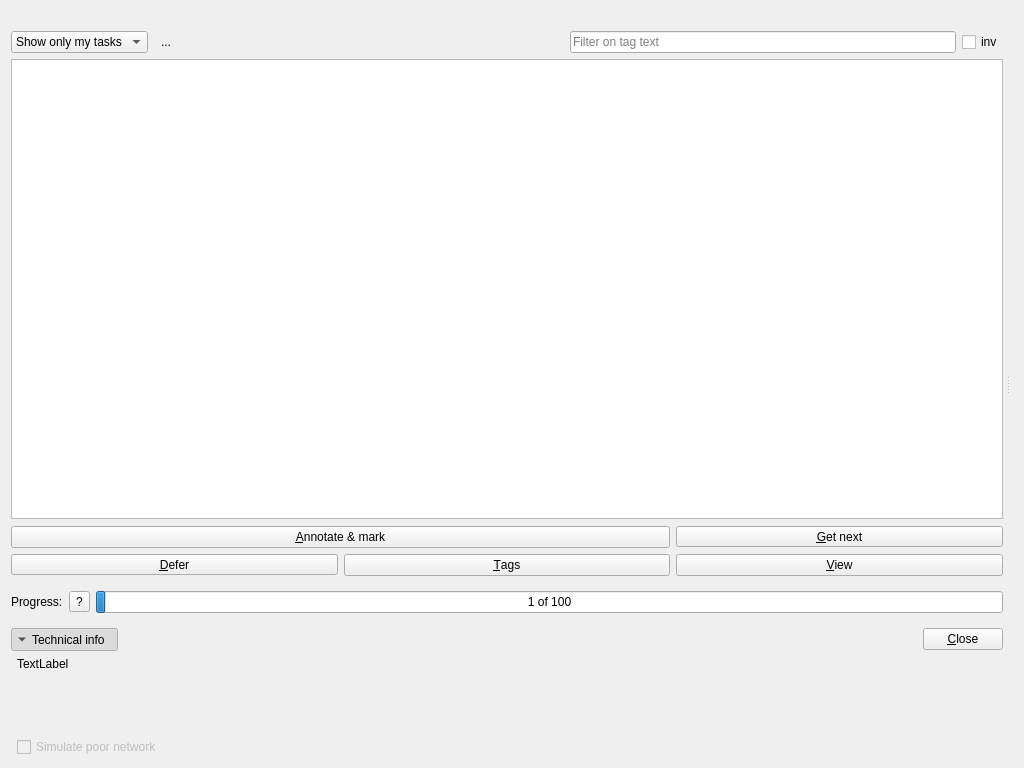
Before: the Qt Designer form plomclient/client/ui_files/marker.ui in plomgrading/plom-client, drawn with Qt 5.
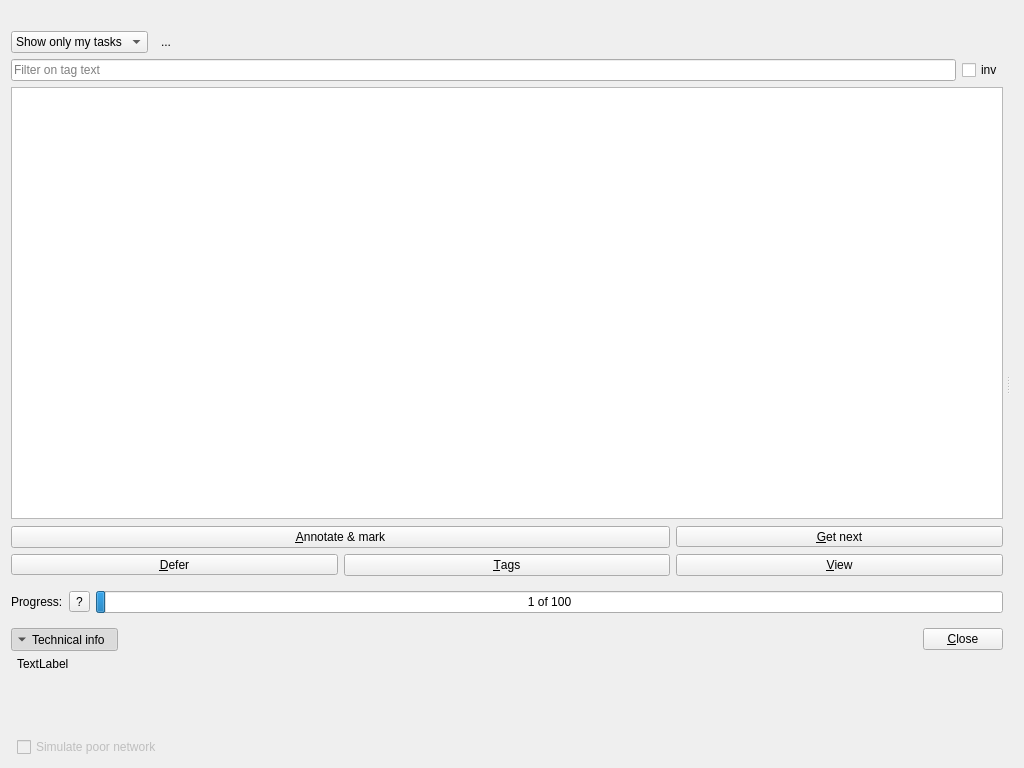
After: the same form once the commit is applied. Custom widgets are drawn as their Qt base class.

Commit message: Marker: narrower right-hand panel

```diff
--- a/plomclient/client/ui_files/marker.ui
+++ b/plomclient/client/ui_files/marker.ui
@@ -135,6 +135,24 @@
                </property>
               </spacer>
              </item>
+            </layout>
+           </widget>
+          </item>
+          <item>
+           <widget class="QFrame" name="frameFilter2">
+            <layout class="QHBoxLayout" name="horizontalLayout_3">
+             <property name="leftMargin">
+              <number>0</number>
+             </property>
+             <property name="topMargin">
+              <number>0</number>
+             </property>
+             <property name="rightMargin">
+              <number>0</number>
+             </property>
+             <property name="bottomMargin">
+              <number>0</number>
+             </property>
              <item>
               <widget class="QLineEdit" name="filterLE">
                <property name="sizePolicy">
```
